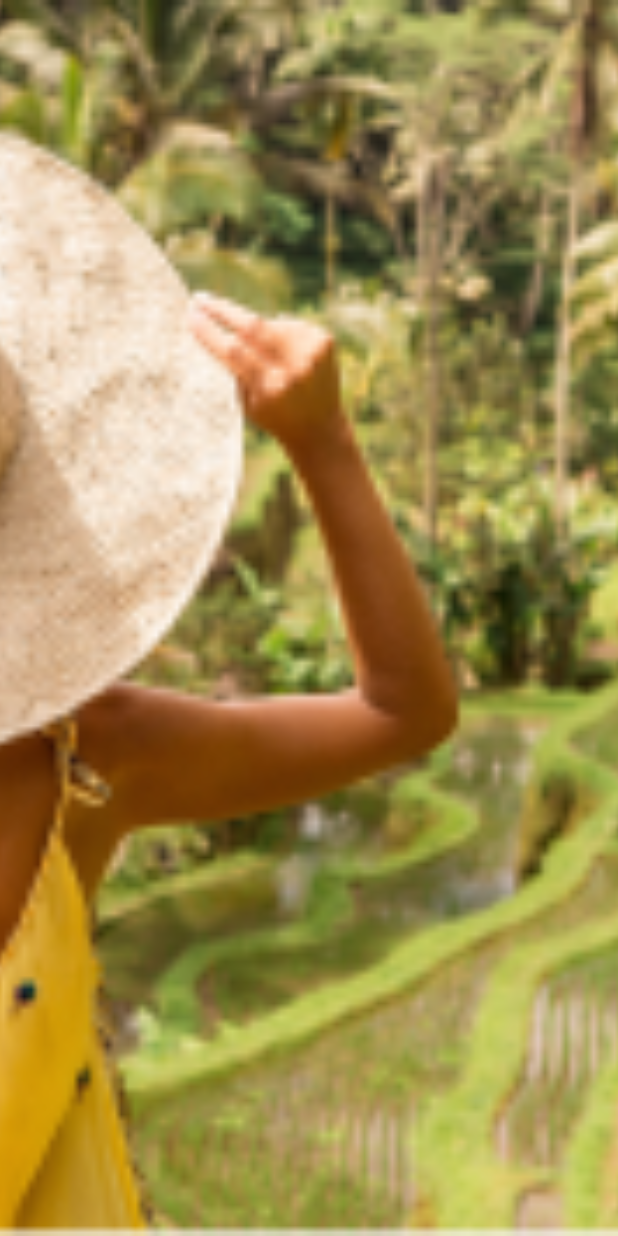
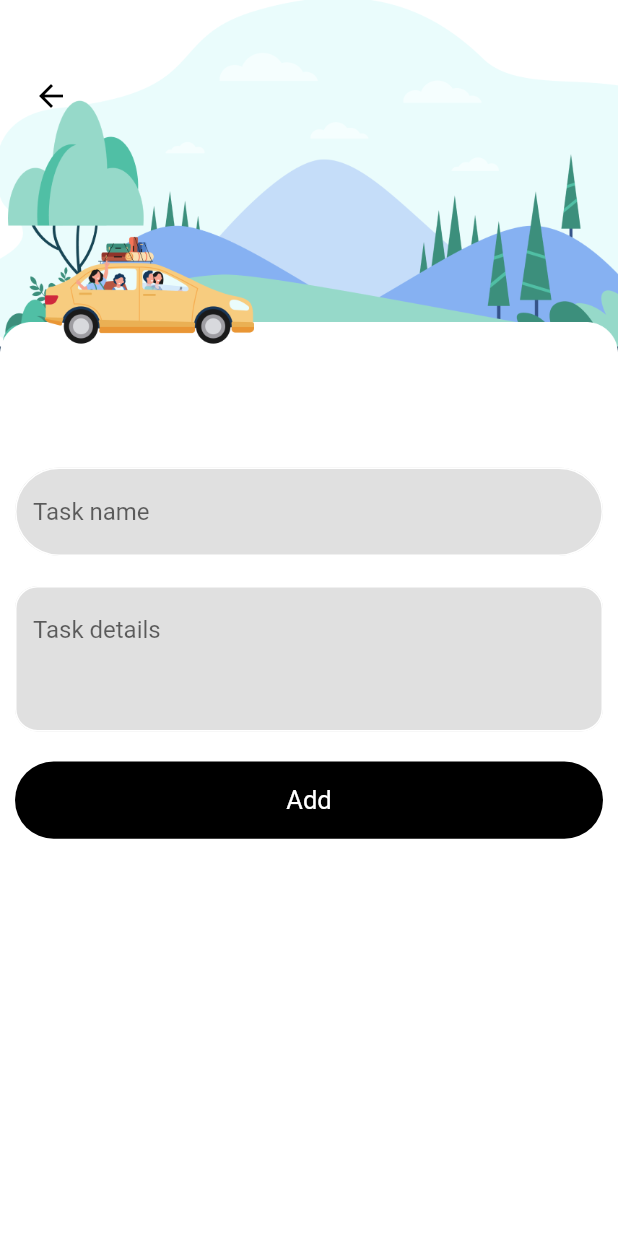
Before and after one commit to abhilashasharma2021/flutterfirstapp, a Flutter app: the AddTask screen opened directly, on a phone screen of 412 x 824 dp. Run offline on Flutter 3.47's test engine with Material 2 defaults, Android fonts, the phone set to English and light mode, and no system bars; our stand-ins replace get.

```diff
--- a/lib/main.dart
+++ b/lib/main.dart
@@ -1,7 +1,8 @@
 
-import 'package:firstappflutter/screens/add_task.dart';
+import 'package:firstappflutter/screens/all_task.dart';
 import 'package:firstappflutter/screens/home_screen.dart';
 import 'package:flutter/material.dart';
+import 'package:get/get.dart';
 
 void main() => runApp(const MyApp());
 
@@ -9,7 +10,7 @@ class MyApp extends StatelessWidget {
   const MyApp({Key? key}) : super(key: key);
   @override
   Widget build(BuildContext context) {
-    return MaterialApp(
+    return GetMaterialApp(
       debugShowCheckedModeBanner: false,
       title:"Flutter Demo",
       theme:ThemeData(
--- a/lib/screens/add_task.dart
+++ b/lib/screens/add_task.dart
@@ -1,35 +1,59 @@
+
+import 'package:firstappflutter/widgets/button_widget.dart';
+import 'package:firstappflutter/widgets/textfield_widget.dart';
 import 'package:flutter/cupertino.dart';
 import 'package:flutter/material.dart';
+import 'package:get/get.dart';
 
 class AddTask extends StatelessWidget {
   const AddTask({Key? key}) : super(key: key);
 
   @override
   Widget build(BuildContext context) {
+    TextEditingController nameController=TextEditingController();
+    TextEditingController detailController=TextEditingController();
     return Scaffold(
       body: Container(
         width: double.maxFinite,
-     height:double.maxFinite,
+        height: double.maxFinite,
+        padding: const EdgeInsets.only(left: 10,right: 10),
         decoration: const BoxDecoration(
             image: DecorationImage(
                 fit: BoxFit.cover,
-         image: AssetImage(
-           "assets/images/dummy.png"
-         )
-       )
+                image: AssetImage("assets/images/flutter.png"))),
+        child: Column(
+          crossAxisAlignment: CrossAxisAlignment.start,
+          mainAxisAlignment: MainAxisAlignment.spaceBetween,
+          children: [
+            Column(children: [
+              const SizedBox(
+                height: 40,
               ),
-     child: Column(
-
-       children: [
+              IconButton(
+                  onPressed: () {
+                    Get.back();
+                  },
+                  icon: const Icon(
+                    Icons.arrow_back,
+                    color: Colors.black,
+                  ))
+            ]),
             Column(
               children:[
-
-           ]
+               TextFieldWidget(textController: nameController,
+                   hintText:"Task name",
+                   boardRadius:30),
+                const SizedBox(height: 20,),
+                TextFieldWidget(textController: detailController,
+                    hintText:"Task details",
+                    boardRadius:15,
+                maxLines: 3,),
+                const SizedBox(height: 20,),
+                ButtonWidget(backgroundcolor: Colors.black, text: "Add", textColor: Colors.white)
+              ],
             ),
-         Column(
-           children: [
-
-           ],
+            SizedBox(
+              height: MediaQuery.of(context).size.height/20,
             )
           ],
         ),
--- /dev/null
+++ b/lib/widgets/textfield_widget.dart
@@ -0,0 +1,44 @@
+import 'package:flutter/cupertino.dart';
+import 'package:flutter/material.dart';
+
+class TextFieldWidget extends StatelessWidget {
+  final TextEditingController textController;
+  final String hintText;
+  final double? boardRadius;
+  final int? maxLines;
+
+  const TextFieldWidget({Key? key,
+    required this.textController,
+    required this.hintText,
+    this.maxLines=1,
+    this.boardRadius=30}) :
+        super(key: key);
+
+  @override
+  Widget build(BuildContext context) {
+    return  TextFormField(
+      maxLines: maxLines,
+      controller: textController,
+
+      decoration: InputDecoration(
+          filled: true,
+          fillColor:Colors.black12,
+          hintText: hintText,
+          focusedBorder: OutlineInputBorder(
+              borderRadius: BorderRadius.circular(boardRadius!),
+              borderSide: const BorderSide(
+                  color:Colors.white,
+                  width:1
+              )
+          ),
+          enabledBorder: OutlineInputBorder(
+              borderRadius: BorderRadius.circular(boardRadius!),
+              borderSide: const BorderSide(
+                  color:Colors.white,
+                  width:1
+              )
+          )
+      ),
+    );
+  }
+}
--- a/pubspec.yaml
+++ b/pubspec.yaml
@@ -34,6 +34,7 @@ dependencies:
   # The following adds the Cupertino Icons font to your application.
   # Use with the CupertinoIcons class for iOS style icons.
   cupertino_icons: ^1.0.2
+  get:
 
 dev_dependencies:
   flutter_test:
@@ -60,7 +61,9 @@ flutter:
   # To add assets to your application, add an assets section, like this:
   assets:
    - assets/images/dummy.png
+   - assets/images/flutter.png
    - assets/images/bg.jpg
+   - assets/images/dummy3.jpg
   #   - images/a_dot_ham.jpeg
 
   # An image asset can refer to one or more resolution-specific "variants", see
```
Also changed, not shown: lib/screens/all_task.dart (added, +153 -0 lines), lib/screens/home_screen.dart (+19 -5 lines), lib/widgets/task_widget.dart (added, +27 -0 lines), assets/images/dummy3.jpg (added), assets/images/flutter.png (added), pubspec.lock. Lines whose indentation alone changed are shown as unchanged.
